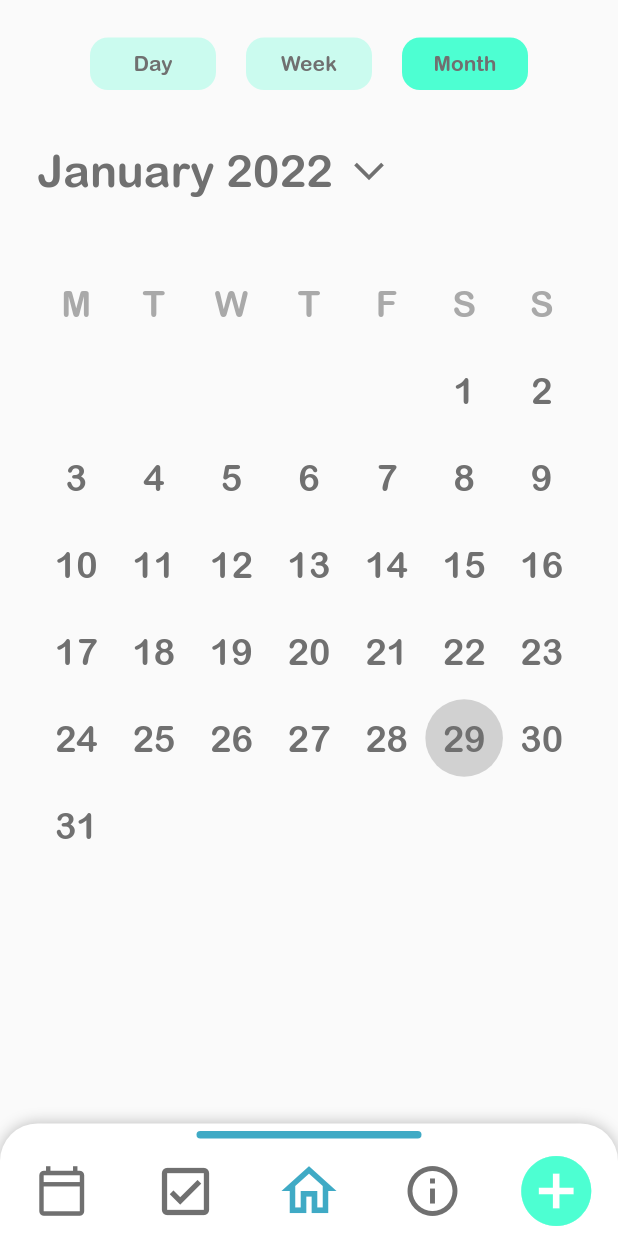
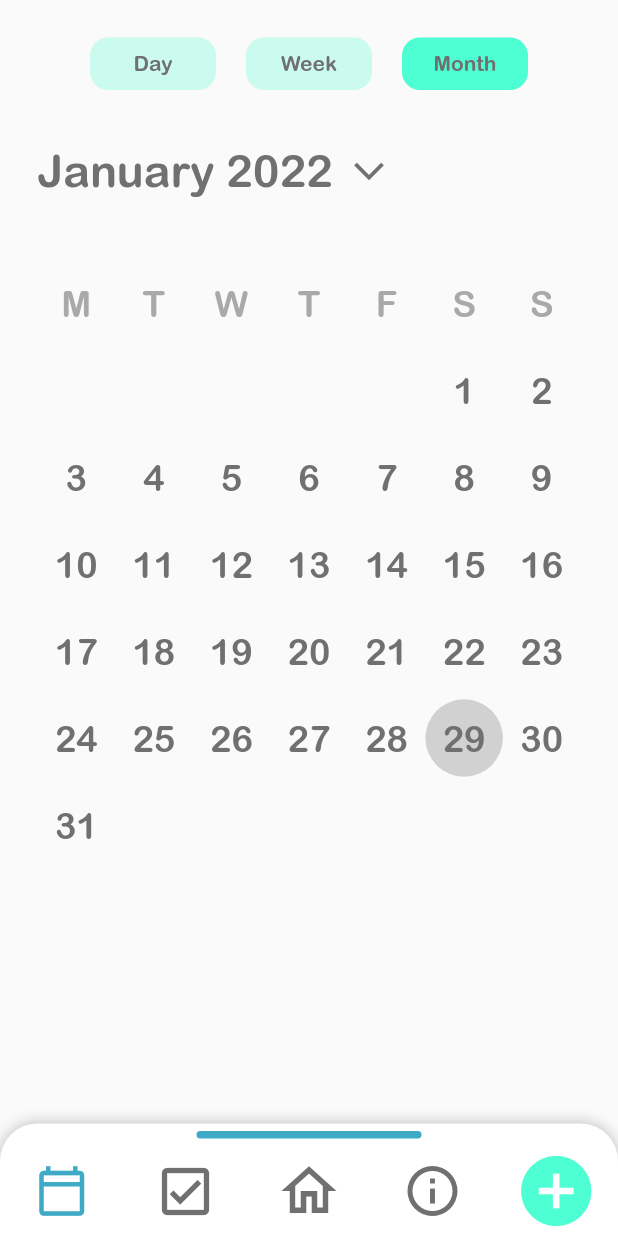
Before and after one commit to WilliamHoltsdalen/ProductivityApp, a Flutter app: the screen it shows after launch, after a tap on the "calendar today" icon, on a phone screen of 412 x 824 dp. Run offline on Flutter 3.47's test engine with Material 2 defaults, Android fonts, the phone set to English and light mode, and no system bars; drawn by our look-alikes of sliding_up_panel; our stand-ins replace page_transition.

Commit message:
Changed SlideUpMenu parameters

```diff
--- a/lib/CalendarPage.dart
+++ b/lib/CalendarPage.dart
@@ -9,8 +9,8 @@ int monthLength =
 
 int dateCalculation(int i, int j) {
   int weekDayMonthStart = 6;
+  int temp = 0;
 
-  int temp = 0;
   if ((i == 0) && j < weekDayMonthStart - 1)
     return 0;
   else if (i == 0 && j == (weekDayMonthStart - 1))
@@ -103,7 +103,10 @@ class CalendarPage extends StatelessWidget {
                 ),
               ],
             ),
-            SlideUpMenu(),
+            SlideUpMenu(
+              pageName: "CalendarPage",
+              backDropColor: Colors.white,
+            ),
           ],
         ),
       ),
--- a/lib/main.dart
+++ b/lib/main.dart
@@ -84,7 +84,10 @@ class HomePage extends StatelessWidget {
                 ],
               ),
             ),
-            SlideUpMenu(),
+            SlideUpMenu(
+              pageName: "HomePage",
+              backDropColor: greenColor,
+            ),
           ],
         ),
       ),
--- a/lib/widgets.dart
+++ b/lib/widgets.dart
@@ -5,18 +5,28 @@ import 'package:page_transition/page_transition.dart';
 import 'CalendarPage.dart';
 import 'assets.dart';
 
+Color colorPageIcon(String pageIndex, String iconIndex) {
+  if (pageIndex == iconIndex) {
+    return blueColor;
+  } else {
+    return greyColor;
+  }
+}
+
 class SlideUpMenu extends StatelessWidget {
-  const SlideUpMenu({
-    Key key,
-  }) : super(key: key);
+  SlideUpMenu({@required this.backDropColor, this.pageName});
+  final Color backDropColor;
+  final String pageName;
 
   Widget build(BuildContext context) {
     return SlidingUpPanel(
       backdropEnabled: true,
       backdropOpacity: 0.5,
-      backdropColor: greenColor,
+      backdropColor: backDropColor,
       maxHeight: 400,
       minHeight: slideUpHeight,
+      // parallaxEnabled: true,
+      // parallaxOffset: 0.5,
       collapsed: Container(
         decoration: BoxDecoration(
           color: Colors.white,
@@ -36,7 +46,7 @@ class SlideUpMenu extends StatelessWidget {
                       child: IconButton(
                         icon: Icon(Icons.calendar_today_outlined),
                         iconSize: 36,
-                        color: greyColor,
+                        color: colorPageIcon(pageName, "CalendarPage"),
                         onPressed: () {
                           Navigator.push(
                             context,
@@ -55,7 +65,7 @@ class SlideUpMenu extends StatelessWidget {
                       child: Icon(
                         Icons.check_box_outlined,
                         size: 42,
-                        color: greyColor,
+                        color: colorPageIcon(pageName, "ToDoPage"),
                       ),
                     ),
                   ),
@@ -67,7 +77,7 @@ class SlideUpMenu extends StatelessWidget {
                             Icons.home_outlined,
                           ),
                           iconSize: 44,
-                          color: blueColor,
+                          color: colorPageIcon(pageName, "HomePage"),
                           onPressed: () {
                             Navigator.push(
                               context,
@@ -87,7 +97,7 @@ class SlideUpMenu extends StatelessWidget {
                       child: Icon(
                         Icons.info_outlined,
                         size: 40,
-                        color: greyColor,
+                        color: colorPageIcon(pageName, "ThoughtsPage"),
                       ),
                     ),
                   ),
```
Also changed, not shown: pubspec.yaml (line endings or trailing spaces), 2 other files.
